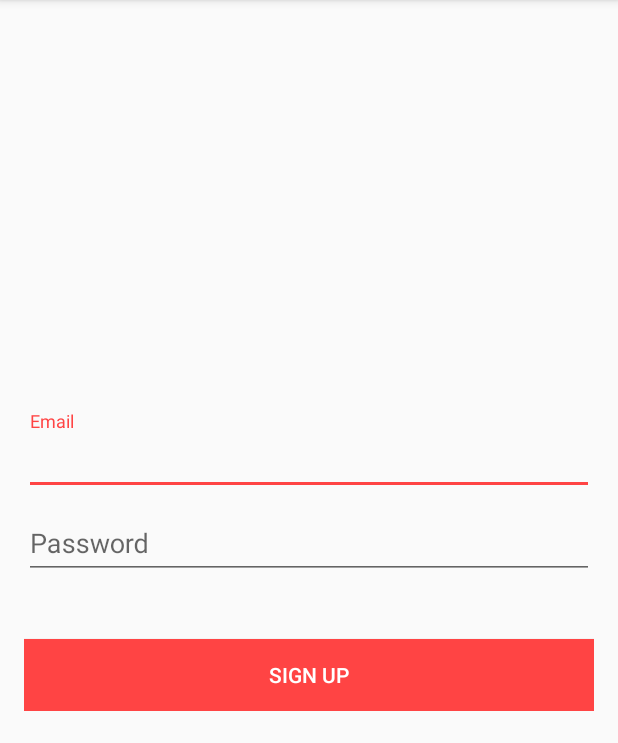
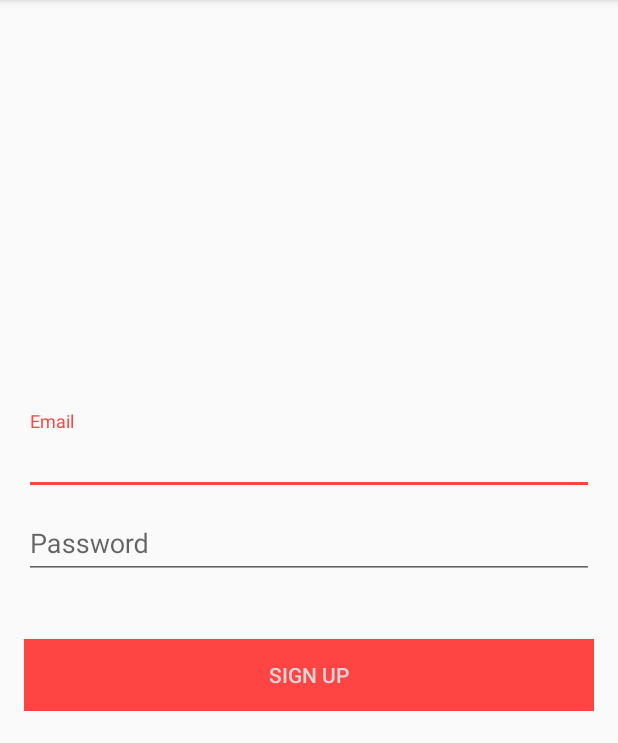
Before and after one commit to Saamyy/ITI-AndroidProject, an Android app: the SignupActivity screen opened directly, with no data from a screen before it, on a phone screen of 412 x 824 dp, the part 84-827 px from its top. Run offline under Robolectric (Android 15) with nearby library versions, the phone set to English and light mode, and no system bars; our stand-ins replace Volley.

Commit message:
Merge branch 'master' of https://github.com/ehabhelmy/TripSchedularProject
# Conflicts:
#	app/src/main/java/com/example/romisaa/tripschedular/AddTrip.java
#	app/src/main/java/com/example/romisaa/tripschedular/ViewTrip.java
#	app/src/main/res/layout/activity_edit_trip.xml
update trip  and add trip now done
icone now

```diff
--- a/app/src/main/AndroidManifest.xml
+++ b/app/src/main/AndroidManifest.xml
@@ -20,7 +20,7 @@
     <application
         android:name="android.support.multidex.MultiDexApplication"
         android:allowBackup="true"
-        android:icon="@mipmap/ic_launcher"
+        android:icon="@mipmap/launcher"
         android:label="@string/app_name"
         android:supportsRtl="true"
         android:theme="@style/AppTheme">
--- a/app/src/main/res/layout/activity_login.xml
+++ b/app/src/main/res/layout/activity_login.xml
@@ -54,7 +54,7 @@
             android:layout_marginTop="40dp"
             android:fontFamily="sans-serif"
             android:background="@color/colorPrimary"
-            android:textColor="@color/cardview_light_background" />
+            android:textColor="@color/cast_expanded_controller_text_color" />
 
         <com.google.android.gms.common.SignInButton
             android:id="@+id/sign_in_button"
--- a/app/src/main/res/layout/activity_signup.xml
+++ b/app/src/main/res/layout/activity_signup.xml
@@ -53,7 +53,7 @@
             android:layout_marginTop="40dp"
             android:id="@+id/loginBtn"
             android:background="@color/colorPrimary"
-            android:textColor="@color/cardview_light_background" />
+            android:textColor="@color/cast_expanded_controller_ad_container_white_stripe_color" />
     </LinearLayout>
 
     <TextView
```
Also changed, not shown: app/src/main/res/mipmap-xxhdpi/launcher.png (added).
